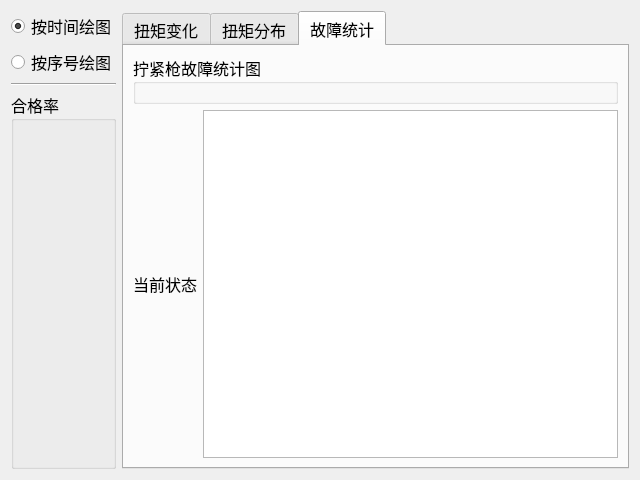
Qt form db_process/ui/comp_form.ui (Sanvenir/db_process) before a commit.
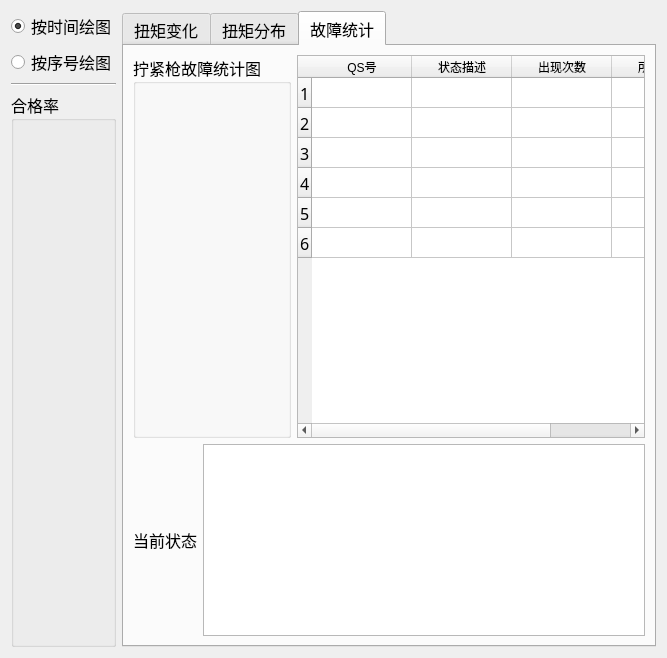
The same form after that commit.

```diff
--- a/db_process/ui/comp_form.ui
+++ b/db_process/ui/comp_form.ui
@@ -6,8 +6,8 @@
    <rect>
     <x>0</x>
     <y>0</y>
-    <width>640</width>
-    <height>480</height>
+    <width>667</width>
+    <height>658</height>
    </rect>
   </property>
   <property name="sizePolicy">
@@ -80,7 +80,7 @@
       <widget class="QGroupBox" name="groupBoxQualification">
        <property name="font">
         <font>
-         <family>等线</family>
+         <family>黑体</family>
          <pointsize>12</pointsize>
         </font>
        </property>
@@ -95,7 +95,7 @@
     <widget class="QTabWidget" name="tabWidget">
      <property name="font">
       <font>
-       <family>等线</family>
+       <family>黑体</family>
        <pointsize>12</pointsize>
       </font>
      </property>
@@ -161,11 +161,16 @@
            <item>
             <widget class="QGroupBox" name="groupBoxQSButton">
              <property name="sizePolicy">
-              <sizepolicy hsizetype="Minimum" vsizetype="Preferred">
+              <sizepolicy hsizetype="Fixed" vsizetype="Minimum">
                <horstretch>0</horstretch>
                <verstretch>0</verstretch>
               </sizepolicy>
              </property>
+             <property name="font">
+              <font>
+               <family>黑体</family>
+              </font>
+             </property>
              <property name="title">
               <string>拧紧枪故障统计图</string>
              </property>
@@ -174,7 +179,44 @@
           </layout>
          </item>
          <item>
-          <layout class="QVBoxLayout" name="verticalLayoutStaticFigure"/>
+          <layout class="QVBoxLayout" name="verticalLayout_3" stretch="1,2">
+           <item>
+            <widget class="QTableWidget" name="tableWidgetQSStatic">
+             <property name="rowCount">
+              <number>6</number>
+             </property>
+             <row/>
+             <row/>
+             <row/>
+             <row/>
+             <row/>
+             <row/>
+             <column>
+              <property name="text">
+               <string>QS号</string>
+              </property>
+             </column>
+             <column>
+              <property name="text">
+               <string>状态描述</string>
+              </property>
+             </column>
+             <column>
+              <property name="text">
+               <string>出现次数</string>
+              </property>
+             </column>
+             <column>
+              <property name="text">
+               <string>所占比例</string>
+              </property>
+             </column>
+            </widget>
+           </item>
+           <item>
+            <layout class="QVBoxLayout" name="verticalLayoutStaticFigure"/>
+           </item>
+          </layout>
          </item>
         </layout>
        </item>
@@ -188,6 +230,11 @@
              <verstretch>0</verstretch>
             </sizepolicy>
            </property>
+           <property name="font">
+            <font>
+             <family>黑体</family>
+            </font>
+           </property>
            <property name="text">
             <string>当前状态</string>
            </property>
@@ -201,6 +248,11 @@
              <verstretch>0</verstretch>
             </sizepolicy>
            </property>
+           <property name="font">
+            <font>
+             <family>黑体</family>
+            </font>
+           </property>
           </widget>
          </item>
         </layout>
```
Left out of the diff: 6 changed lines with no effect on the pictures.
